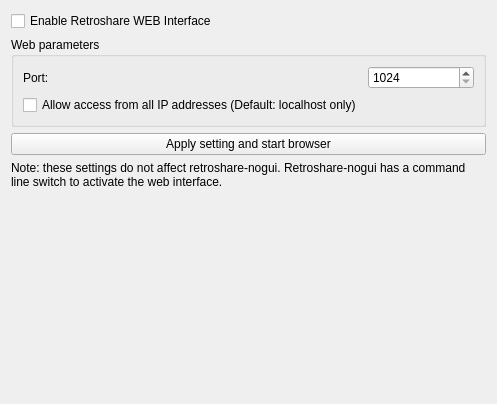
Old version of the form retroshare-gui/src/gui/settings/WebuiPage.ui in the repository RetroShare/RetroShare.
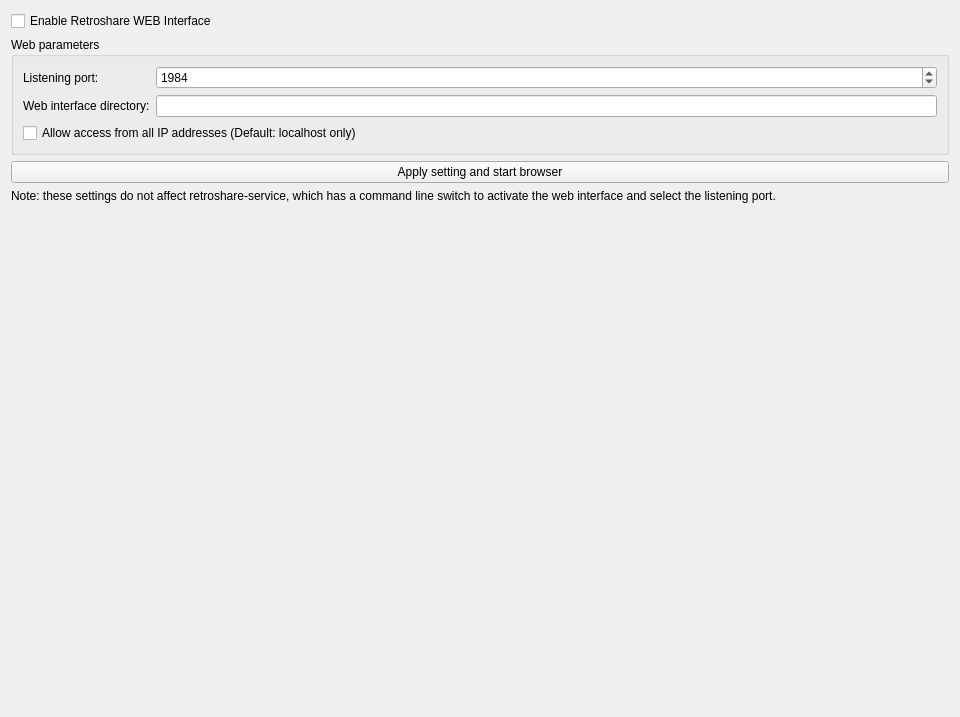
New version of the form.

```diff
--- a/retroshare-gui/src/gui/settings/WebuiPage.ui
+++ b/retroshare-gui/src/gui/settings/WebuiPage.ui
@@ -6,8 +6,8 @@
    <rect>
     <x>0</x>
     <y>0</y>
-    <width>497</width>
-    <height>404</height>
+    <width>960</width>
+    <height>717</height>
    </rect>
   </property>
   <property name="windowTitle">
@@ -29,7 +29,16 @@
      <property name="title">
       <string>Web parameters</string>
      </property>
-     <layout class="QGridLayout" name="params_GBGLayout">
+     <layout class="QVBoxLayout" name="verticalLayout">
+      <item>
+       <layout class="QGridLayout" name="gridLayout">
+        <item row="0" column="0">
+         <widget class="QLabel" name="port_Label">
+          <property name="text">
+           <string>Listening port:</string>
+          </property>
+         </widget>
+        </item>
       <item row="0" column="1">
        <widget class="QSpinBox" name="port_SB">
         <property name="minimum">
@@ -38,16 +47,24 @@
         <property name="maximum">
          <number>65535</number>
         </property>
-       </widget>
-      </item>
-      <item row="0" column="0">
-       <widget class="QLabel" name="port_Label">
-        <property name="text">
-         <string>Port:</string>
+          <property name="value">
+           <number>1984</number>
         </property>
        </widget>
       </item>
       <item row="1" column="0">
+         <widget class="QLabel" name="label">
+          <property name="text">
+           <string>Web interface directory:</string>
+          </property>
+         </widget>
+        </item>
+        <item row="1" column="1">
+         <widget class="QLineEdit" name="webInterfaceFiles_LE"/>
+        </item>
+       </layout>
+      </item>
+      <item>
        <widget class="QCheckBox" name="allIp_CB">
         <property name="text">
          <string>Allow access from all IP addresses (Default: localhost only)</string>
@@ -67,7 +84,7 @@
    <item>
     <widget class="QLabel" name="noteLabel">
      <property name="text">
-      <string>Note: these settings do not affect retroshare-nogui. Retroshare-nogui has a command line switch to activate the web interface.</string>
+      <string>&lt;html&gt;&lt;head/&gt;&lt;body&gt;&lt;p&gt;Note: these settings do not affect retroshare-service, which has a command line switch to activate the web interface and select the listening port.&lt;/p&gt;&lt;/body&gt;&lt;/html&gt;</string>
      </property>
      <property name="wordWrap">
       <bool>true</bool>
```
Lines whose indentation alone changed are shown as unchanged.
